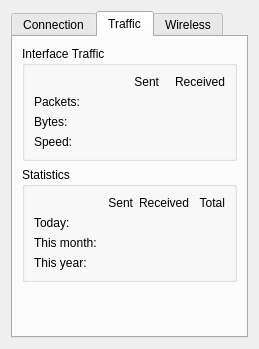
First picture: the form in src/knemod/interfacestatusdlg.ui, repository KDE/knemo, before the edit.
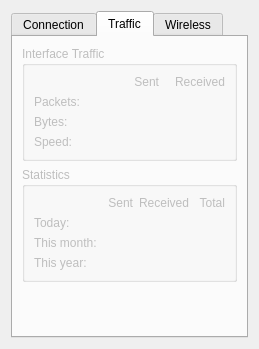
Second picture: the form after the edit. The open tabs and pages were chosen to show the change.

Commit message: Status works with interface states a bit better

```diff
--- a/src/knemod/interfacestatusdlg.ui
+++ b/src/knemod/interfacestatusdlg.ui
@@ -275,6 +275,9 @@
       <layout class="QVBoxLayout" name="_3">
        <item>
         <widget class="QGroupBox" name="groupBoxCurrentConnection">
+         <property name="enabled">
+          <bool>false</bool>
+         </property>
          <property name="title">
           <string>Interface Traffic</string>
          </property>
@@ -406,6 +409,9 @@
        </item>
        <item>
         <widget class="QGroupBox" name="groupBoxStatistics">
+         <property name="enabled">
+          <bool>false</bool>
+         </property>
          <property name="title">
           <string>Statistics</string>
          </property>
```
Left out of the diff: 3 changed lines with no effect on the pictures. The commit also changes 3 other files.
